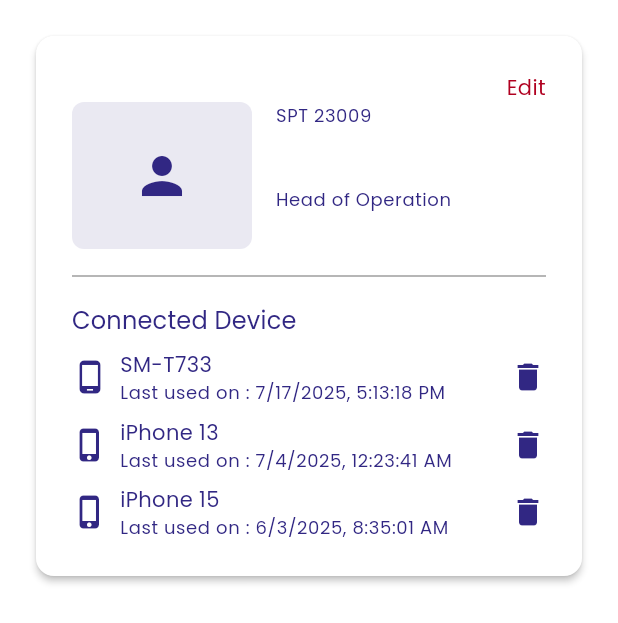
After one commit to lukmannurhakeem/siaptek-flutter, a Flutter app: the ProfileScreen screen opened by its route, on a phone screen of 412 x 824 dp. The commit adds this screen. Shown: the top 623 px of the screen. Run offline on Flutter 3.47's test engine with Material 3 defaults, Android fonts, the light colour scheme and no system bars; our stand-ins replace dio, fl_chart, flutter_dotenv, google_fonts, pretty_dio_logger, shared_preferences and 2 more; accounts and stored records are empty.

Commit message:
DEV : [Profile] add Profile screen DEV : add  local storage constant name

```diff
--- /dev/null
+++ b/lib/core/service/local_storage_constant.dart
@@ -0,0 +1,10 @@
+class LocalStorageConstant {
+  //token
+  static const String accessToken = 'access_token';
+  static const String refreshToken = 'refresh_token';
+
+  //user
+  static const String userFirstName = 'user_first_name';
+  static const String userLastName = 'user_last_name';
+  static const String userEmail = 'user_email';
+}
--- a/lib/providers/authenticate_provider.dart
+++ b/lib/providers/authenticate_provider.dart
@@ -1,6 +1,5 @@
-
-
 import 'package:base_app/core/service/local_storage.dart';
+import 'package:base_app/core/service/local_storage_constant.dart';
 import 'package:base_app/core/service/navigation_service.dart';
 import 'package:base_app/core/service/service_locator.dart';
 import 'package:base_app/model/user_login_model.dart';
@@ -13,6 +12,7 @@ class AuthenticateProvider extends ChangeNotifier {
   final UserRepository _userRepository = ServiceLocator().userRepository;
 
   UserLoginModel? _user;
+
   UserLoginModel? get user => _user;
 
   Future<UserLoginModel?> login(BuildContext context, String name, String password) async {
@@ -21,6 +21,19 @@ class AuthenticateProvider extends ChangeNotifier {
     } else {
       try {
         _user = await _userRepository.userLogin(name, password);
+
+        await LocalStorageService.setString(
+          LocalStorageConstant.userFirstName,
+          _user!.user!.firstName ?? '',
+        );
+        await LocalStorageService.setString(
+          LocalStorageConstant.userLastName,
+          _user!.user!.lastName ?? '',
+        );
+        await LocalStorageService.setString(
+          LocalStorageConstant.userEmail,
+          _user!.user!.email ?? '',
+        );
         NavigationService().replaceTo(
           AppRoutes.home,
           arguments: {
@@ -38,10 +51,9 @@ class AuthenticateProvider extends ChangeNotifier {
 
   Future<void> verifyToken(BuildContext context) async {
     try {
+      final storageAccessToken = LocalStorageService.getString(LocalStorageConstant.accessToken);
 
-      final storageAccessToken = LocalStorageService.getString('access_token');
-
-       if (storageAccessToken.isNotEmpty){
+      if (storageAccessToken.isNotEmpty) {
         final data = await _userRepository.userVerifyToken();
 
         if (data.valid == true) {
@@ -51,20 +63,23 @@ class AuthenticateProvider extends ChangeNotifier {
           NavigationService().navigateToAndRemoveUntil(AppRoutes.home);
         }
       }
-
     } catch (e) {
       final data = await _userRepository.userRefreshToken();
 
-      if(data.accessToken?.isNotEmpty == true){
-        await LocalStorageService.setString('access_token', '${data.accessToken}');
-        await LocalStorageService.setString('refresh_token', '${data.refreshToken}');
+      if (data.accessToken?.isNotEmpty == true) {
+        await LocalStorageService.setString(
+          LocalStorageConstant.accessToken,
+          '${data.accessToken}',
+        );
+        await LocalStorageService.setString(
+          LocalStorageConstant.refreshToken,
+          '${data.refreshToken}',
+        );
         NavigationService().navigateToAndRemoveUntil(AppRoutes.home);
-      }
-      else{
+      } else {
         NavigationService().navigateToAndRemoveUntil(AppRoutes.login);
         CommonSnackbar.showError(context, '$e');
       }
-
     }
   }
 
--- a/lib/repositories/user/user_impl.dart
+++ b/lib/repositories/user/user_impl.dart
@@ -1,5 +1,6 @@
 import 'package:base_app/core/service/http_service.dart';
 import 'package:base_app/core/service/local_storage.dart';
+import 'package:base_app/core/service/local_storage_constant.dart';
 import 'package:base_app/model/user_login_model.dart';
 import 'package:base_app/model/user_refresh_token.dart';
 import 'package:base_app/model/user_verify_token.dart';
@@ -8,32 +9,24 @@ import 'package:base_app/route/endpoint.dart';
 
 class UserImpl implements UserRepository {
   final ApiClient _api;
+
   UserImpl(this._api);
 
   @override
   Future<UserLoginModel> userLogin(String name, String password) async {
-    final response = await _api.post(
-      Endpoint.login,
-      data: {
-        "email": name,
-        "password": password,
-      },
-    );
+    final response = await _api.post(Endpoint.login, data: {"email": name, "password": password});
 
     _api.setAccessToken(response.data['access_token']);
-    await LocalStorageService.setString('access_token', '${_api.accessToken}');
+    await LocalStorageService.setString(LocalStorageConstant.accessToken, '${_api.accessToken}');
     _api.setRefreshToken(response.data['refresh_token']);
-    await LocalStorageService.setString('refresh_token', '${_api.refreshToken}');
+    await LocalStorageService.setString(LocalStorageConstant.refreshToken, '${_api.refreshToken}');
 
     return UserLoginModel.fromJson(response.data);
   }
 
   @override
   Future<UserVerifyTokenModel> userVerifyToken() async {
-    final response = await _api.get(
-      Endpoint.verifyToken,
-      requiresAuth: true,
-    );
+    final response = await _api.get(Endpoint.verifyToken, requiresAuth: true);
     return UserVerifyTokenModel.fromJson(response.data);
   }
 
@@ -41,27 +34,20 @@ class UserImpl implements UserRepository {
   Future<UserRefreshTokenModel> userRefreshToken() async {
     final response = await _api.post(
       Endpoint.refreshToken,
-      data: {
-        'refresh_token':  LocalStorageService.getString('refresh_token'),
-      },
+      data: {'refresh_token': LocalStorageService.getString(LocalStorageConstant.refreshToken)},
     );
 
     _api.setAccessToken(response.data['access_token']);
-    await LocalStorageService.setString('access_token', '${_api.accessToken}');
+    await LocalStorageService.setString(LocalStorageConstant.accessToken, '${_api.accessToken}');
     _api.setRefreshToken(response.data['refresh_token']);
-    await LocalStorageService.setString('refresh_token', '${_api.refreshToken}');
+    await LocalStorageService.setString(LocalStorageConstant.refreshToken, '${_api.refreshToken}');
 
     return UserRefreshTokenModel.fromJson(response.data);
   }
 
   @override
   Future<void> userLogout() async {
-    await _api.post(
-      Endpoint.logout,
-      data: {
-        'refresh_token': _api.refreshToken,
-      },
-    );
+    await _api.post(Endpoint.logout, data: {'refresh_token': LocalStorageConstant.refreshToken});
   }
 
   @override
--- a/lib/route/route.dart
+++ b/lib/route/route.dart
@@ -11,6 +11,7 @@ import 'package:base_app/screens/personnel/personnel_team_create_screen.dart';
 import 'package:base_app/screens/personnel/personnel_team_screen.dart';
 import 'package:base_app/screens/planner/planner_screen.dart';
 import 'package:base_app/screens/planner/team_planner_screen.dart';
+import 'package:base_app/screens/profile/profile_screen.dart';
 import 'package:base_app/screens/site/site_screen.dart';
 import 'package:base_app/screens/splash_screen.dart';
 import 'package:flutter/material.dart';
@@ -33,6 +34,7 @@ class AppRoutes {
   static const String site = '/site';
   static const String categories = '/categories';
   static const String createCategories = '/createCategories';
+  static const String profile = '/profile';
 
   // Route generator function
   static Route<dynamic> generateRoute(RouteSettings settings) {
@@ -90,6 +92,9 @@ class AppRoutes {
       case categories:
         return MaterialPageRoute(builder: (_) => const CategoriesScreen(), settings: settings);
 
+      case profile:
+        return MaterialPageRoute(builder: (_) => const ProfileScreen(), settings: settings);
+
       case createCategories:
         return MaterialPageRoute(
           builder: (_) => const CategoriesCreateScreen(),
--- a/lib/screens/home_screen.dart
+++ b/lib/screens/home_screen.dart
@@ -10,6 +10,7 @@ import 'package:base_app/screens/personnel/personnel_screen.dart';
 import 'package:base_app/screens/personnel/personnel_team_screen.dart';
 import 'package:base_app/screens/planner/planner_screen.dart';
 import 'package:base_app/screens/planner/team_planner_screen.dart';
+import 'package:base_app/screens/profile/profile_screen.dart';
 import 'package:base_app/screens/site/site_screen.dart';
 import 'package:base_app/widget/welcome_dialog.dart';
 import 'package:flutter/material.dart';
@@ -87,7 +88,7 @@ class _HomeScreenState extends State<HomeScreen> {
       title: 'Profile',
       icon: Icons.person,
       index: 7,
-      screen: Center(child: Text("Profile Content")),
+      screen: Center(child: ProfileScreen()),
     ),
     MenuItem(
       title: 'Settings',
--- /dev/null
+++ b/lib/screens/profile/profile_screen.dart
@@ -0,0 +1,167 @@
+import 'package:base_app/core/extension/theme_extension.dart';
+import 'package:base_app/core/service/local_storage.dart';
+import 'package:base_app/core/service/local_storage_constant.dart';
+import 'package:flutter/material.dart';
+
+class ProfileScreen extends StatefulWidget {
+  const ProfileScreen({super.key});
+
+  @override
+  State<ProfileScreen> createState() => _ProfileScreenState();
+}
+
+class _ProfileScreenState extends State<ProfileScreen> {
+  String? userName;
+  String? userEmail;
+
+  @override
+  void initState() {
+    userName =
+        LocalStorageService.getString(LocalStorageConstant.userFirstName) +
+        ' ' +
+        LocalStorageService.getString(LocalStorageConstant.userLastName);
+    userEmail = LocalStorageService.getString(LocalStorageConstant.userEmail);
+    super.initState();
+  }
+
+  @override
+  Widget build(BuildContext context) {
+    return Container(
+      width: context.screenWidth,
+      padding: context.paddingAll,
+      child: SingleChildScrollView(
+        child: Card(
+          margin: EdgeInsets.zero,
+          child: Container(
+            width: context.screenWidth,
+            padding: context.paddingAll,
+            child: Column(
+              crossAxisAlignment: CrossAxisAlignment.start,
+              children: <Widget>[
+                Align(
+                  alignment: Alignment.centerRight,
+                  child: Text(
+                    'Edit',
+                    textAlign: TextAlign.center,
+                    style: context.topology.textTheme.bodyMedium?.copyWith(
+                      color: context.colors.error,
+                    ),
+                  ),
+                ),
+                IntrinsicHeight(
+                  child: Row(
+                    crossAxisAlignment: CrossAxisAlignment.stretch,
+                    // makes both children fill vertically
+                    children: [
+                      Expanded(
+                        flex: 2,
+                        child: Container(
+                          padding: const EdgeInsets.all(12.0),
+                          decoration: BoxDecoration(
+                            color: context.colors.primary.withOpacity(0.1),
+                            borderRadius: BorderRadius.circular(8.0),
+                          ),
+                          child: Center(
+                            // center the icon vertically
+                            child: Icon(Icons.person, size: 40, color: context.colors.primary),
+                          ),
+                        ),
+                      ),
+                      context.hM,
+                      Expanded(
+                        flex: 3,
+                        child: Column(
+                          mainAxisAlignment: MainAxisAlignment.center,
+                          crossAxisAlignment: CrossAxisAlignment.start,
+                          children: [
+                            Text(
+                              'SPT 23009',
+                              textAlign: TextAlign.center,
+                              style: context.topology.textTheme.bodySmall?.copyWith(
+                                color: context.colors.primary,
+                              ),
+                            ),
+                            context.vS,
+                            Text(
+                              userName ?? '',
+                              textAlign: TextAlign.center,
+                              style: context.topology.textTheme.titleMedium?.copyWith(
+                                color: context.colors.primary,
+                              ),
+                            ),
+                            context.vS,
+                            Text(
+                              'Head of Operation',
+                              textAlign: TextAlign.center,
+                              style: context.topology.textTheme.bodySmall?.copyWith(
+                                color: context.colors.primary,
+                              ),
+                            ),
+                            context.vS,
+                            Text(
+                              userEmail ?? '',
+                              textAlign: TextAlign.center,
+                              style: context.topology.textTheme.bodySmall?.copyWith(
+                                color: context.colors.primary,
+                              ),
+                            ),
+                          ],
+                        ),
+                      ),
+                    ],
+                  ),
+                ),
+                context.vM,
+                context.divider,
+                context.vM,
+                Text(
+                  'Connected Device',
+                  textAlign: TextAlign.center,
+                  style: context.topology.textTheme.titleMedium?.copyWith(
+                    color: context.colors.primary,
+                  ),
+                ),
+                context.vS,
+                _deviceList(true, 'SM-T733', 'Last used on : 7/17/2025, 5:13:18 PM'),
+                context.vS,
+                _deviceList(false, 'iPhone 13', 'Last used on : 7/4/2025, 12:23:41 AM'),
+                context.vS,
+                _deviceList(false, 'iPhone 15', 'Last used on : 6/3/2025, 8:35:01 AM'),
+              ],
+            ),
+          ),
+        ),
+      ),
+    );
+  }
+
+  Widget _deviceList(bool isAndroid, String deviceName, String deviceLogin) {
+    return Row(
+      children: [
+        Icon(isAndroid ? Icons.phone_android : Icons.phone_iphone, color: context.colors.primary),
+        context.hS,
+        Column(
+          crossAxisAlignment: CrossAxisAlignment.start,
+          children: [
+            Text(
+              deviceName,
+              textAlign: TextAlign.center,
+              style: context.topology.textTheme.bodyMedium?.copyWith(color: context.colors.primary),
+            ),
+            Text(
+              deviceLogin,
+              textAlign: TextAlign.center,
+              style: context.topology.textTheme.bodySmall?.copyWith(color: context.colors.primary),
+            ),
+          ],
+        ),
+        Expanded(
+          child: Align(
+            alignment: Alignment.centerRight,
+            child: Icon(Icons.delete, color: context.colors.primary),
+          ),
+        ),
+      ],
+    );
+  }
+}
```
